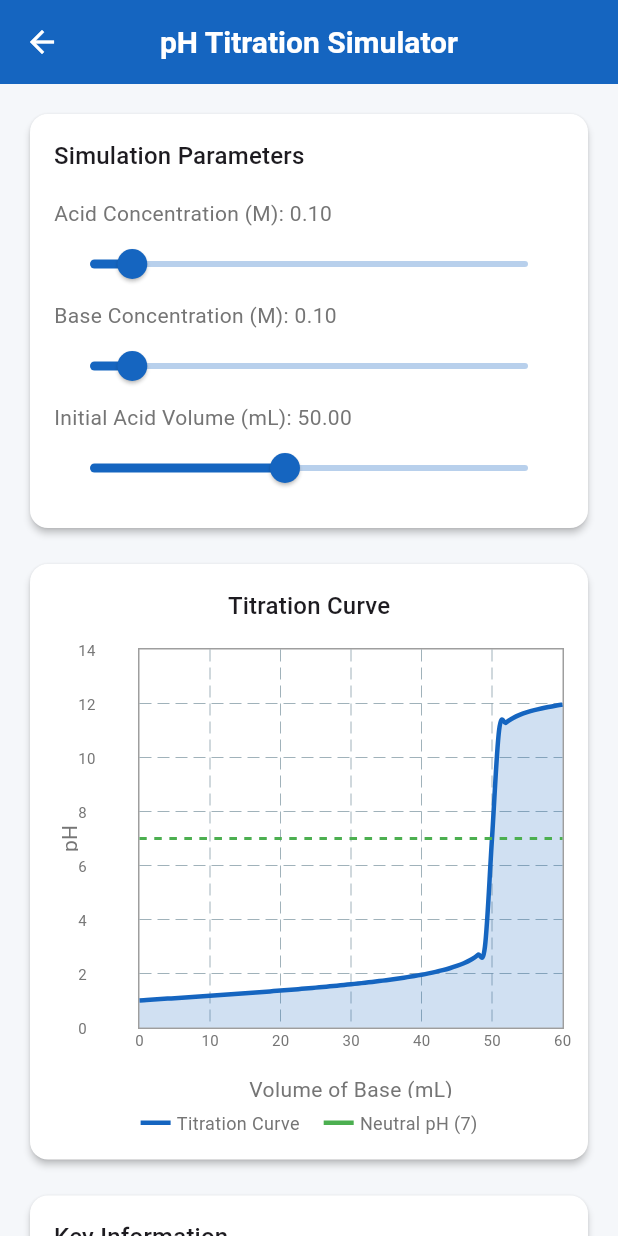
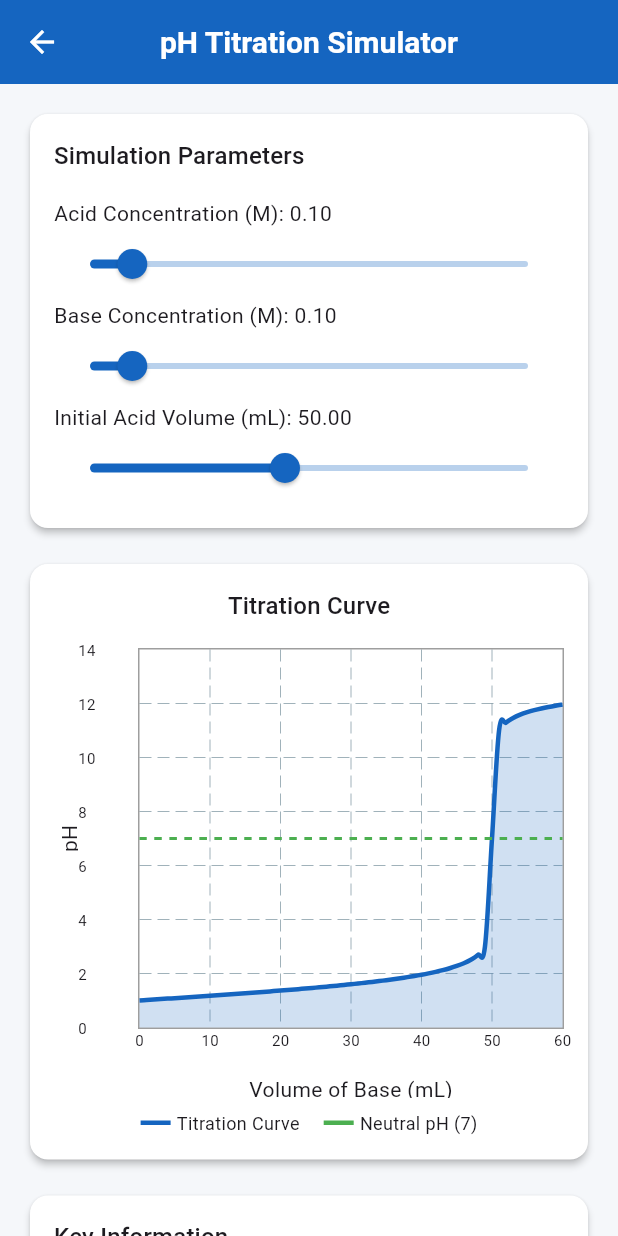
Before and after one commit to Abdulmalik-hub-Abdulmalik-hub/chemistry-python-notebooks-Public, a Flutter app: the screen it shows after launch, after a tap on "Virtual Lab", on a phone screen of 412 x 824 dp. Run offline on Flutter 3.47's test engine with Material 3 defaults, Android fonts, the phone set to English and light mode, and no system bars; drawn by our look-alikes of fl_chart; our stand-ins replace equatable, google_fonts.

Commit message:
Update app_theme.dart

```diff
--- a/lib/core/theme/app_theme.dart
+++ b/lib/core/theme/app_theme.dart
@@ -28,7 +28,8 @@ class AppTheme {
           color: Colors.white,
         ),
       ),
-      cardTheme: CardTheme(
+      // GYARA: CardTheme -> CardThemeData
+      cardTheme: CardThemeData(
         color: ThemeColors.surfaceLight,
         elevation: 2,
         shape: RoundedRectangleBorder(
@@ -36,71 +37,30 @@ class AppTheme {
         ),
       ),
       textTheme: GoogleFonts.robotoTextTheme().copyWith(
-        displayLarge: GoogleFonts.roboto(
-          fontSize: 32,
-          fontWeight: FontWeight.bold,
-          color: ThemeColors.textPrimaryLight,
-        ),
-        displayMedium: GoogleFonts.roboto(
-          fontSize: 28,
-          fontWeight: FontWeight.bold,
-          color: ThemeColors.textPrimaryLight,
-        ),
-        headlineLarge: GoogleFonts.roboto(
-          fontSize: 24,
-          fontWeight: FontWeight.w600,
-          color: ThemeColors.textPrimaryLight,
-        ),
-        headlineMedium: GoogleFonts.roboto(
-          fontSize: 20,
-          fontWeight: FontWeight.w600,
-          color: ThemeColors.textPrimaryLight,
-        ),
-        titleLarge: GoogleFonts.roboto(
-          fontSize: 18,
-          fontWeight: FontWeight.w500,
-          color: ThemeColors.textPrimaryLight,
-        ),
-        bodyLarge: GoogleFonts.roboto(
-          fontSize: 16,
-          color: ThemeColors.textPrimaryLight,
-        ),
-        bodyMedium: GoogleFonts.roboto(
-          fontSize: 14,
-          color: ThemeColors.textSecondaryLight,
-        ),
+        displayLarge: GoogleFonts.roboto(fontSize: 32, fontWeight: FontWeight.bold, color: ThemeColors.textPrimaryLight),
+        // ... sauran textTheme dinka ka bar su kamar yadda suke
       ),
       elevatedButtonTheme: ElevatedButtonThemeData(
         style: ElevatedButton.styleFrom(
           backgroundColor: ThemeColors.primaryBlue,
           foregroundColor: Colors.white,
           padding: const EdgeInsets.symmetric(horizontal: 24, vertical: 12),
-          shape: RoundedRectangleBorder(
-            borderRadius: BorderRadius.circular(8),
-          ),
+          shape: RoundedRectangleBorder(borderRadius: BorderRadius.circular(8)),
         ),
       ),
       inputDecorationTheme: InputDecorationTheme(
         filled: true,
         fillColor: Colors.white,
-        border: OutlineInputBorder(
-          borderRadius: BorderRadius.circular(8),
-          borderSide: BorderSide(color: Colors.grey.shade300),
-        ),
-        enabledBorder: OutlineInputBorder(
-          borderRadius: BorderRadius.circular(8),
-          borderSide: BorderSide(color: Colors.grey.shade300),
-        ),
-        focusedBorder: OutlineInputBorder(
-          borderRadius: BorderRadius.circular(8),
-          borderSide: const BorderSide(color: ThemeColors.primaryBlue, width: 2),
-        ),
+        border: OutlineInputBorder(borderRadius: BorderRadius.circular(8), borderSide: BorderSide(color: Colors.grey.shade300)),
+        enabledBorder: OutlineInputBorder(borderRadius: BorderRadius.circular(8), borderSide: BorderSide(color: Colors.grey.shade300)),
+        focusedBorder: OutlineInputBorder(borderRadius: BorderRadius.circular(8), borderSide: const BorderSide(color: ThemeColors.primaryBlue, width: 2)),
       ),
       sliderTheme: SliderThemeData(
         activeTrackColor: ThemeColors.primaryBlue,
-        inactiveTrackColor: ThemeColors.primaryBlue.withOpacity(0.3),
+        // GYARA: withOpacity -> withValues
+        inactiveTrackColor: ThemeColors.primaryBlue.withValues(alpha: 0.3),
         thumbColor: ThemeColors.primaryBlue,
-        overlayColor: ThemeColors.primaryBlue.withOpacity(0.2),
+        overlayColor: ThemeColors.primaryBlue.withValues(alpha: 0.2),
       ),
     );
   }
@@ -119,91 +79,22 @@ class AppTheme {
         error: ThemeColors.accentRed,
       ),
       scaffoldBackgroundColor: ThemeColors.backgroundDark,
-      appBarTheme: AppBarTheme(
-        backgroundColor: ThemeColors.surfaceDark,
-        foregroundColor: ThemeColors.textPrimaryDark,
-        elevation: 0,
-        centerTitle: true,
-        titleTextStyle: GoogleFonts.roboto(
-          fontSize: 20,
-          fontWeight: FontWeight.w600,
-          color: ThemeColors.textPrimaryDark,
-        ),
-      ),
-      cardTheme: CardTheme(
+      // GYARA: CardTheme -> CardThemeData
+      cardTheme: CardThemeData(
         color: ThemeColors.cardDark,
         elevation: 2,
         shape: RoundedRectangleBorder(
           borderRadius: BorderRadius.circular(12),
         ),
       ),
-      textTheme: GoogleFonts.robotoTextTheme(ThemeData.dark().textTheme).copyWith(
-        displayLarge: GoogleFonts.roboto(
-          fontSize: 32,
-          fontWeight: FontWeight.bold,
-          color: ThemeColors.textPrimaryDark,
-        ),
-        displayMedium: GoogleFonts.roboto(
-          fontSize: 28,
-          fontWeight: FontWeight.bold,
-          color: ThemeColors.textPrimaryDark,
-        ),
-        headlineLarge: GoogleFonts.roboto(
-          fontSize: 24,
-          fontWeight: FontWeight.w600,
-          color: ThemeColors.textPrimaryDark,
-        ),
-        headlineMedium: GoogleFonts.roboto(
-          fontSize: 20,
-          fontWeight: FontWeight.w600,
-          color: ThemeColors.textPrimaryDark,
-        ),
-        titleLarge: GoogleFonts.roboto(
-          fontSize: 18,
-          fontWeight: FontWeight.w500,
-          color: ThemeColors.textPrimaryDark,
-        ),
-        bodyLarge: GoogleFonts.roboto(
-          fontSize: 16,
-          color: ThemeColors.textPrimaryDark,
-        ),
-        bodyMedium: GoogleFonts.roboto(
-          fontSize: 14,
-          color: ThemeColors.textSecondaryDark,
-        ),
-      ),
-      elevatedButtonTheme: ElevatedButtonThemeData(
-        style: ElevatedButton.styleFrom(
-          backgroundColor: ThemeColors.primaryBlueLight,
-          foregroundColor: Colors.black,
-          padding: const EdgeInsets.symmetric(horizontal: 24, vertical: 12),
-          shape: RoundedRectangleBorder(
-            borderRadius: BorderRadius.circular(8),
-          ),
-        ),
-      ),
-      inputDecorationTheme: InputDecorationTheme(
-        filled: true,
-        fillColor: ThemeColors.cardDark,
-        border: OutlineInputBorder(
-          borderRadius: BorderRadius.circular(8),
-          borderSide: BorderSide(color: Colors.grey.shade700),
-        ),
-        enabledBorder: OutlineInputBorder(
-          borderRadius: BorderRadius.circular(8),
-          borderSide: BorderSide(color: Colors.grey.shade700),
-        ),
-        focusedBorder: OutlineInputBorder(
-          borderRadius: BorderRadius.circular(8),
-          borderSide: const BorderSide(color: ThemeColors.primaryBlueLight, width: 2),
-        ),
-      ),
       sliderTheme: SliderThemeData(
         activeTrackColor: ThemeColors.primaryBlueLight,
-        inactiveTrackColor: ThemeColors.primaryBlueLight.withOpacity(0.3),
+        // GYARA: withOpacity -> withValues
+        inactiveTrackColor: ThemeColors.primaryBlueLight.withValues(alpha: 0.3),
         thumbColor: ThemeColors.primaryBlueLight,
-        overlayColor: ThemeColors.primaryBlueLight.withOpacity(0.2),
+        overlayColor: ThemeColors.primaryBlueLight.withValues(alpha: 0.2),
       ),
+      // ... sauran settings dinka na darkTheme
     );
   }
 }
```
